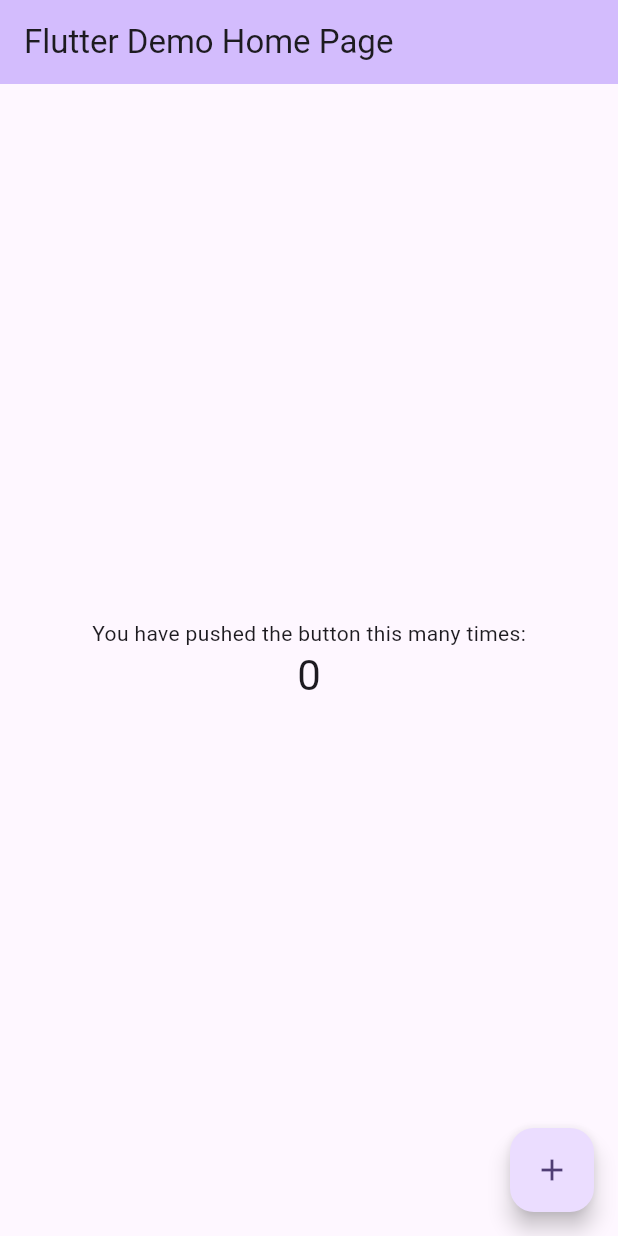
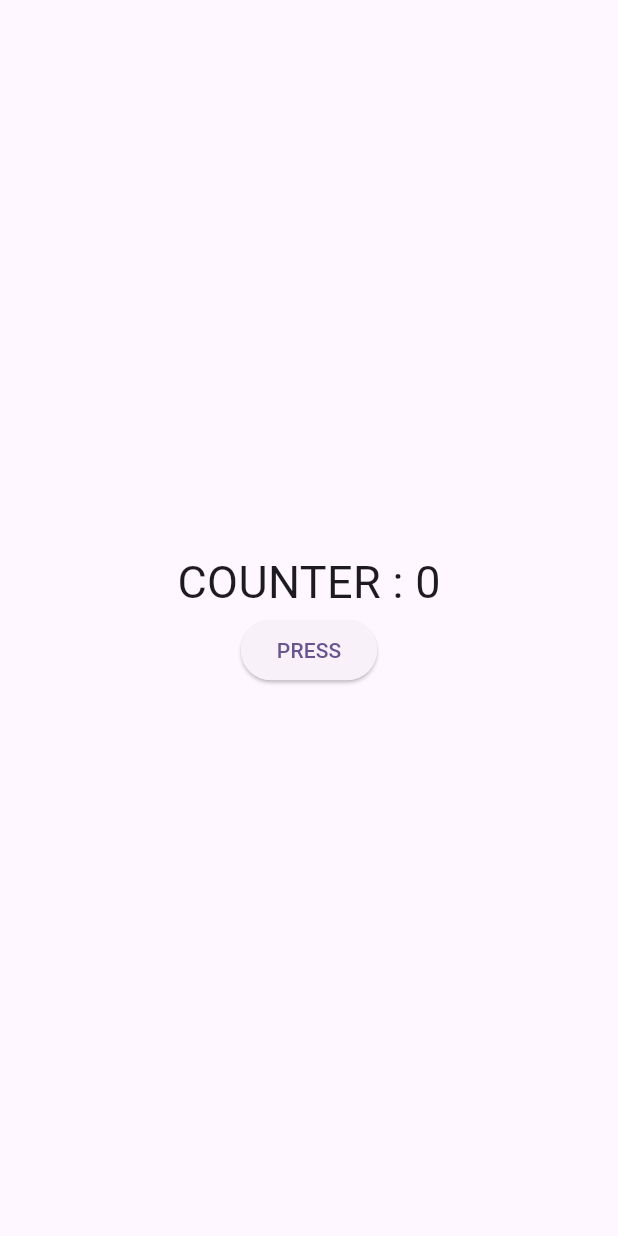
Before and after one commit to LeilaMoradi/getx, a Flutter app: the screen it shows after launch, on a phone screen of 412 x 824 dp. Run offline on Flutter 3.47's test engine with Material 3 defaults, Android fonts, the phone set to English and light mode, and no system bars; our stand-ins replace get.

Commit message:
افزودن باتن

```diff
--- a/lib/main.dart
+++ b/lib/main.dart
@@ -1,4 +1,6 @@
 import 'package:flutter/material.dart';
+import 'package:get/get.dart';
+import 'package:getx_sample/view/main_screen.dart';
 
 void main() {
   runApp(const MyApp());
@@ -10,7 +12,7 @@ class MyApp extends StatelessWidget {
   // This widget is the root of your application.
   @override
   Widget build(BuildContext context) {
-    return MaterialApp(
+    return GetMaterialApp(
       title: 'Flutter Demo',
       theme: ThemeData(
         // This is the theme of your application.
@@ -31,95 +33,7 @@ class MyApp extends StatelessWidget {
         colorScheme: ColorScheme.fromSeed(seedColor: Colors.deepPurple),
         useMaterial3: true,
       ),
-      home: const MyHomePage(title: 'Flutter Demo Home Page'),
+      home: mainScreen(),
     );
   }
 }
-
-class MyHomePage extends StatefulWidget {
-  const MyHomePage({super.key, required this.title});
-
-  // This widget is the home page of your application. It is stateful, meaning
-  // that it has a State object (defined below) that contains fields that affect
-  // how it looks.
-
-  // This class is the configuration for the state. It holds the values (in this
-  // case the title) provided by the parent (in this case the App widget) and
-  // used by the build method of the State. Fields in a Widget subclass are
-  // always marked "final".
-
-  final String title;
-
-  @override
-  State<MyHomePage> createState() => _MyHomePageState();
-}
-
-class _MyHomePageState extends State<MyHomePage> {
-  int _counter = 0;
-
-  void _incrementCounter() {
-    setState(() {
-      // This call to setState tells the Flutter framework that something has
-      // changed in this State, which causes it to rerun the build method below
-      // so that the display can reflect the updated values. If we changed
-      // _counter without calling setState(), then the build method would not be
-      // called again, and so nothing would appear to happen.
-      _counter++;
-    });
-  }
-
-  @override
-  Widget build(BuildContext context) {
-    // This method is rerun every time setState is called, for instance as done
-    // by the _incrementCounter method above.
-    //
-    // The Flutter framework has been optimized to make rerunning build methods
-    // fast, so that you can just rebuild anything that needs updating rather
-    // than having to individually change instances of widgets.
-    return Scaffold(
-      appBar: AppBar(
-        // TRY THIS: Try changing the color here to a specific color (to
-        // Colors.amber, perhaps?) and trigger a hot reload to see the AppBar
-        // change color while the other colors stay the same.
-        backgroundColor: Theme.of(context).colorScheme.inversePrimary,
-        // Here we take the value from the MyHomePage object that was created by
-        // the App.build method, and use it to set our appbar title.
-        title: Text(widget.title),
-      ),
-      body: Center(
-        // Center is a layout widget. It takes a single child and positions it
-        // in the middle of the parent.
-        child: Column(
-          // Column is also a layout widget. It takes a list of children and
-          // arranges them vertically. By default, it sizes itself to fit its
-          // children horizontally, and tries to be as tall as its parent.
-          //
-          // Column has various properties to control how it sizes itself and
-          // how it positions its children. Here we use mainAxisAlignment to
-          // center the children vertically; the main axis here is the vertical
-          // axis because Columns are vertical (the cross axis would be
-          // horizontal).
-          //
-          // TRY THIS: Invoke "debug painting" (choose the "Toggle Debug Paint"
-          // action in the IDE, or press "p" in the console), to see the
-          // wireframe for each widget.
-          mainAxisAlignment: MainAxisAlignment.center,
-          children: <Widget>[
-            const Text(
-              'You have pushed the button this many times:',
-            ),
-            Text(
-              '$_counter',
-              style: Theme.of(context).textTheme.headlineMedium,
-            ),
-          ],
-        ),
-      ),
-      floatingActionButton: FloatingActionButton(
-        onPressed: _incrementCounter,
-        tooltip: 'Increment',
-        child: const Icon(Icons.add),
-      ), // This trailing comma makes auto-formatting nicer for build methods.
-    );
-  }
-}
--- /dev/null
+++ b/lib/view/main_screen.dart
@@ -0,0 +1,30 @@
+import 'package:flutter/cupertino.dart';
+import 'package:flutter/material.dart';
+import 'package:get/get.dart';
+
+class mainScreen extends StatelessWidget {
+  @override
+  Widget build(Object context) {
+    var contaner = 0.obs;
+    // RxInt contaner=0.obs;
+    // var contaner=RxInt(0);
+    // var contanerr=Rx<int>(0);
+
+    return Scaffold(
+      body: Center(
+            child: Column(
+              mainAxisAlignment: MainAxisAlignment.center,
+              children: [
+                Obx(((){ return
+                  Text("COUNTER : $contaner",style: TextStyle(fontSize: 30),);
+                })
+                ),
+                ElevatedButton(onPressed: ((){
+                       contaner=contaner+1;
+                }), child: Text("PRESS"))
+              ],
+            ),
+        ),
+      );
+  }
+}
--- a/pubspec.yaml
+++ b/pubspec.yaml
@@ -35,6 +35,7 @@ dependencies:
   # The following adds the Cupertino Icons font to your application.
   # Use with the CupertinoIcons class for iOS style icons.
   cupertino_icons: ^1.0.8
+  get: ^4.6.6
 
 dev_dependencies:
   flutter_test:
```
Also changed, not shown: pubspec.lock.
